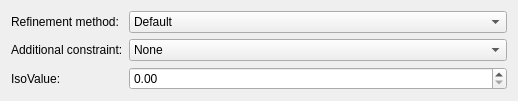
This is src/Interface/Modules/Fields/RefineMesh.ui in SCIInstitute/SCIRun as Qt 5 draws it before an edit. The edited form follows.
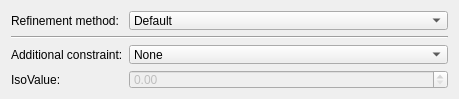
This is the edited form.

Commit message: Module, dialog, algorithm files now included

The edit to the form file:
```diff
--- a/src/Interface/Modules/Fields/RefineMesh.ui
+++ b/src/Interface/Modules/Fields/RefineMesh.ui
@@ -6,43 +6,48 @@
    <rect>
     <x>0</x>
     <y>0</y>
-    <width>408</width>
-    <height>93</height>
+    <width>459</width>
+    <height>99</height>
    </rect>
   </property>
+  <property name="minimumSize">
+   <size>
+    <width>459</width>
+    <height>99</height>
+   </size>
+  </property>
+  <property name="maximumSize">
+   <size>
+    <width>459</width>
+    <height>99</height>
+   </size>
+  </property>
   <property name="windowTitle">
    <string>Dialog</string>
   </property>
   <layout class="QGridLayout" name="gridLayout">
-   <item row="0" column="0">
-    <widget class="QLabel" name="label">
-     <property name="text">
-      <string>Refinement method:</string>
+   <item row="2" column="0" colspan="2">
+    <widget class="Line" name="line_2">
+     <property name="orientation">
+      <enum>Qt::Horizontal</enum>
      </property>
     </widget>
    </item>
-   <item row="0" column="1">
-    <widget class="QComboBox" name="refinementComboBox_">
-     <item>
-      <property name="text">
-       <string>Default</string>
-      </property>
-     </item>
-     <item>
-      <property name="text">
-       <string>Expand refinement volume to improve element quality</string>
-      </property>
-     </item>
+   <item row="4" column="1">
+    <widget class="QDoubleSpinBox" name="isoValueSpinBox_">
+     <property name="enabled">
+      <bool>false</bool>
+     </property>
     </widget>
    </item>
-   <item row="1" column="0">
-    <widget class="QLabel" name="label_2">
+   <item row="4" column="0">
+    <widget class="QLabel" name="label_3">
      <property name="text">
-      <string>Additional constraint:</string>
+      <string>IsoValue:</string>
      </property>
     </widget>
    </item>
-   <item row="1" column="1">
+   <item row="3" column="1">
     <widget class="QComboBox" name="constraintComboBox_">
      <item>
       <property name="text">
@@ -71,15 +76,33 @@
      </item>
     </widget>
    </item>
-   <item row="2" column="0">
-    <widget class="QLabel" name="label_3">
+   <item row="3" column="0">
+    <widget class="QLabel" name="label_2">
      <property name="text">
-      <string>IsoValue:</string>
+      <string>Additional constraint:</string>
      </property>
     </widget>
    </item>
-   <item row="2" column="1">
-    <widget class="QDoubleSpinBox" name="isoValueSpinBox_"/>
+   <item row="0" column="1">
+    <widget class="QComboBox" name="refinementComboBox_">
+     <item>
+      <property name="text">
+       <string>Default</string>
+      </property>
+     </item>
+     <item>
+      <property name="text">
+       <string>Expand refinement volume to improve element quality</string>
+      </property>
+     </item>
+    </widget>
+   </item>
+   <item row="0" column="0">
+    <widget class="QLabel" name="label">
+     <property name="text">
+      <string>Refinement method:</string>
+     </property>
+    </widget>
    </item>
   </layout>
  </widget>
```
The commit also changes 6 other files.
